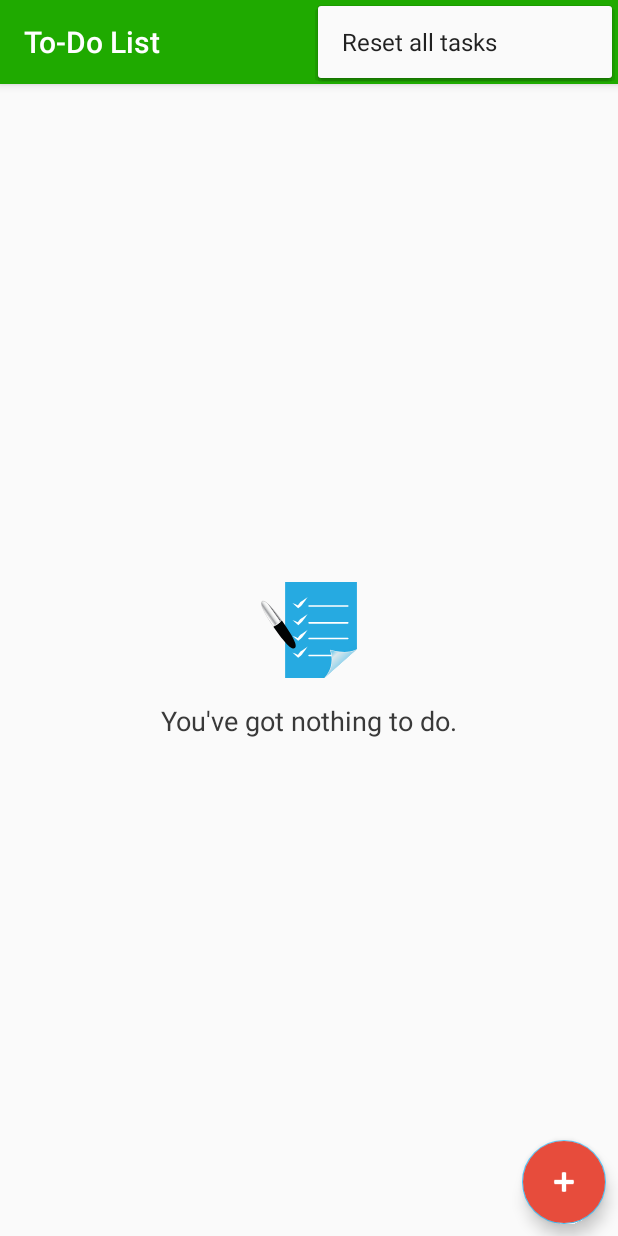
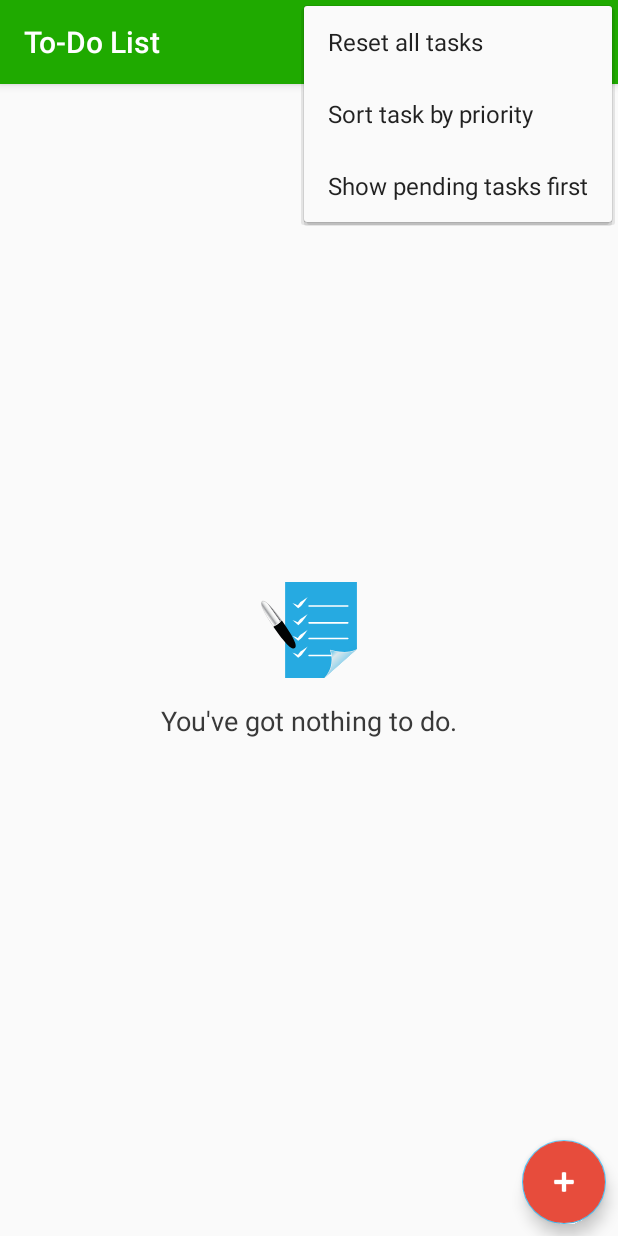
Before and after one commit to Umair-Syed/TODOList, an Android app: the screen it shows after launch (MainActivity), with the options menu open, on a phone screen of 412 x 824 dp. Run offline under Robolectric (Android 15) with nearby library versions, the phone set to English and light mode, and no system bars; our stand-ins replace Room's generated code.

Commit message:
refract: optimize reset list feat: sort by priority and pending tasks

```diff
--- /dev/null
+++ b/app/src/main/res/drawable/baseline_sort.xml
@@ -0,0 +1,5 @@
+<vector android:autoMirrored="true" android:height="24dp"
+    android:tint="#FFFFFF" android:viewportHeight="24"
+    android:viewportWidth="24" android:width="24dp" xmlns:android="http://schemas.android.com/apk/res/android">
+    <path android:fillColor="@android:color/white" android:pathData="M3,18h6v-2L3,16v2zM3,6v2h18L21,6L3,6zM3,13h12v-2L3,11v2z"/>
+</vector>
--- a/app/src/main/res/menu/menu.xml
+++ b/app/src/main/res/menu/menu.xml
@@ -12,4 +12,15 @@
         android:title="@string/uncheck_all"
         android:icon="@drawable/baseline_check_box"
         app:showAsAction="never"/>
+
+    <item
+        android:id="@+id/sort_by_priority"
+        android:title="@string/sort_by_priority"
+        android:icon="@drawable/baseline_sort"
+        app:showAsAction="never"/>
+    <item
+        android:id="@+id/sort_by_check"
+        android:title="@string/sort_by_check"
+        android:icon="@drawable/baseline_sort"
+        app:showAsAction="never"/>
 </menu>
--- a/app/src/main/res/values/strings.xml
+++ b/app/src/main/res/values/strings.xml
@@ -22,5 +22,7 @@
     <string name="remove_ads">Remove Ads</string>
     <string name="you_ve_got_nothing_to_do">You\'ve got nothing to do.</string>
     <string name="uncheck_all">Reset all tasks</string>
+    <string name="sort_by_priority">Sort task by priority</string>
+    <string name="sort_by_check">Show pending tasks first</string>
 
 </resources>
```
Also changed, not shown: app/src/main/java/com/skapps/android/todolist/MainActivity.java (+88 -4 lines), app/src/main/java/com/skapps/android/todolist/TaskAdapter.java (+0 -12 lines).
